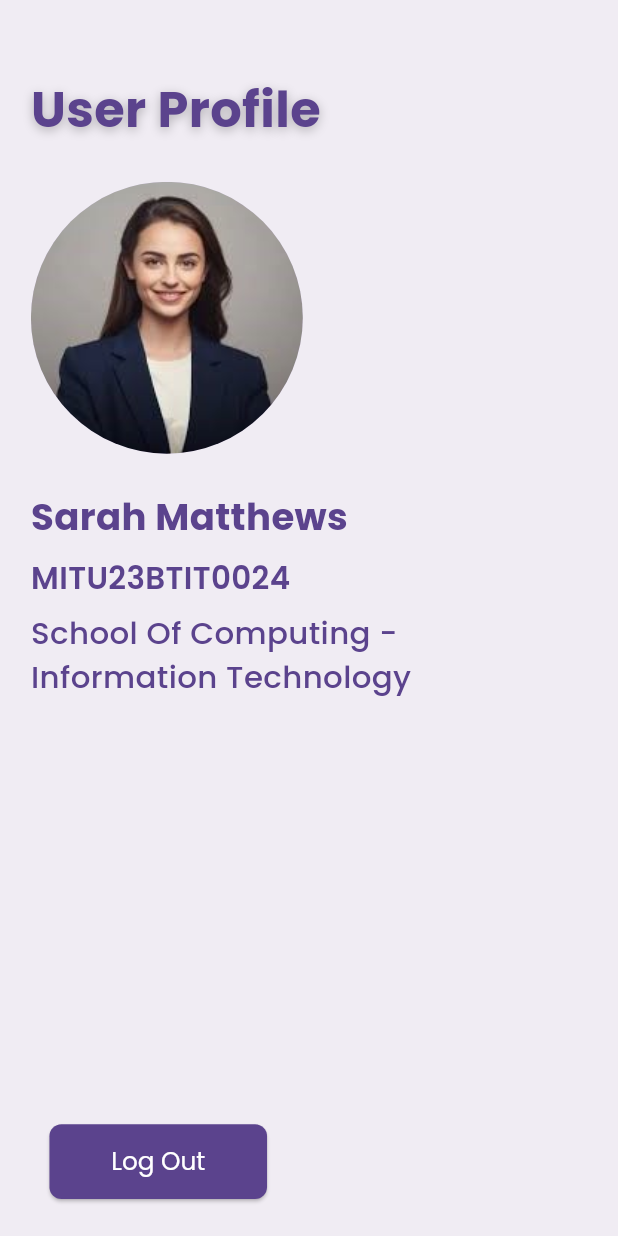
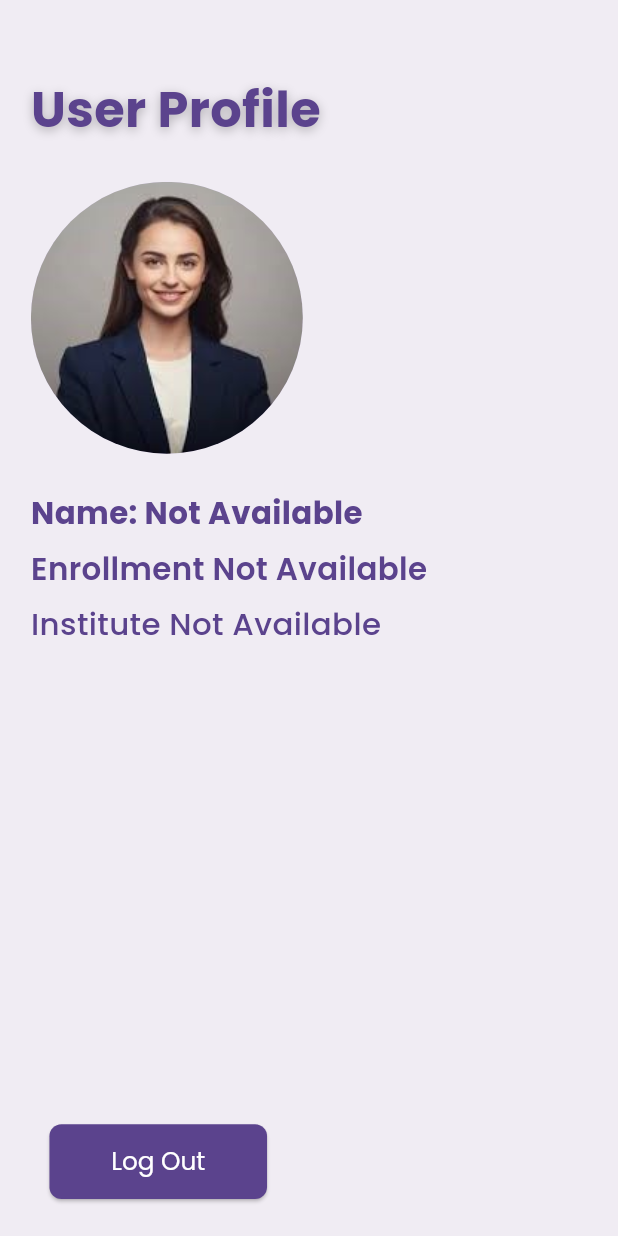
Before and after one commit to gurneetjuneja/DigitalBharatCrieya, a Flutter app: the AccountPage screen opened directly, on a phone screen of 412 x 824 dp. Run offline on Flutter 3.47's test engine with Material 3 defaults, Android fonts, the phone set to English and light mode, and no system bars; our stand-ins replace firebase_core, google_fonts, image_picker, permission_handler, sqflite; accounts and stored records are empty.

Commit message:
account page correct data display

```diff
--- a/lib/screens/account_page.dart
+++ b/lib/screens/account_page.dart
@@ -1,10 +1,12 @@
+import 'package:digitalbharat/screens/login.dart';
 import 'package:flutter/material.dart';
 import 'package:google_fonts/google_fonts.dart';
-import '../utils/colors.dart';
-import 'login.dart';
+import '../utils/colors.dart'; // Your colors file
 
 class AccountPage extends StatefulWidget {
-  const AccountPage({super.key});
+  final dynamic data; // Data passed from HomePage
+
+  const AccountPage({Key? key, this.data}) : super(key: key);
 
   @override
   State<AccountPage> createState() => _AccountPageState();
@@ -36,7 +38,7 @@ class _AccountPageState extends State<AccountPage> {
                 ),
               ),
               onPressed: () {
-                Navigator.of(context).pop();
+                Navigator.of(context).pop(); // Close the dialog
               },
             ),
             TextButton(
@@ -47,12 +49,16 @@ class _AccountPageState extends State<AccountPage> {
                   color: Colors.red,
                 ),
               ),
-              onPressed: () {
-                Navigator.of(context).pop();
+              onPressed: () async {
+                Navigator.of(context).pop(); // Close the dialog
+
+                // Add your logout logic here (e.g., clear authentication data)
+
+                // Navigate back to the login page
                 Navigator.pushAndRemoveUntil(
                   context,
-                  MaterialPageRoute(builder: (context) => const LoginPage()),
-                      (Route<dynamic> route) => false,
+                  MaterialPageRoute(builder: (context) => LoginPage()), // Replace with your actual login page widget
+                      (route) => false, // Remove all previous routes to prevent going back to the account page
                 );
               },
             ),
@@ -66,6 +72,12 @@ class _AccountPageState extends State<AccountPage> {
   Widget build(BuildContext context) {
     double screenWidth = MediaQuery.of(context).size.width;
     double screenHeight = MediaQuery.of(context).size.height;
+
+    // Retrieve the user data passed from the HomePage
+    var userData = widget.data;
+
+    // Log the user data to check what is passed
+    print(userData);
 
     return Scaffold(
       backgroundColor: kBackgroundColor,
@@ -101,20 +113,20 @@ class _AccountPageState extends State<AccountPage> {
             ),
             SizedBox(height: screenHeight * 0.03),
 
-            // Name
+            // Name (from userData, null-safe)
             Text(
-              'Sarah Matthews',
+              'Name: ${userData?['name'] ?? 'Not Available'}',  // Null-aware operator used
               style: GoogleFonts.poppins(
-                fontSize: screenWidth * 0.06,
+                fontSize: screenWidth * 0.05,
+                color: kPrimaryPurple,
                 fontWeight: FontWeight.bold,
-                color: kPrimaryPurple,
               ),
             ),
             SizedBox(height: screenHeight * 0.01),
 
-            // ID
+            // Enrollment Number (from userData, null-safe)
             Text(
-              'MITU23BTIT0024',
+              userData?['enrollment'] ?? 'Enrollment Not Available',  // Null-aware operator used
               style: GoogleFonts.poppins(
                 fontSize: screenWidth * 0.05,
                 fontWeight: FontWeight.w600,
@@ -123,9 +135,9 @@ class _AccountPageState extends State<AccountPage> {
             ),
             SizedBox(height: screenHeight * 0.01),
 
-            // Department
+            // Department (from userData, null-safe)
             Text(
-              'School Of Computing - Information Technology',
+              userData?['institute'] ?? 'Institute Not Available',  // Null-aware operator used
               style: GoogleFonts.poppins(
                 fontSize: screenWidth * 0.05,
                 fontWeight: FontWeight.w500,
@@ -142,7 +154,7 @@ class _AccountPageState extends State<AccountPage> {
               ),
               child: ElevatedButton(
                 onPressed: () {
-                  _showLogoutDialog(context);
+                  _showLogoutDialog(context); // Show logout confirmation dialog
                 },
                 style: ElevatedButton.styleFrom(
                   backgroundColor: kPrimaryPurple,
@@ -162,6 +174,7 @@ class _AccountPageState extends State<AccountPage> {
                   ),
                 ),
               ),
+
             ),
           ],
         ),
```
Also changed, not shown: lib/screens/home_page.dart (+5 -4 lines).
